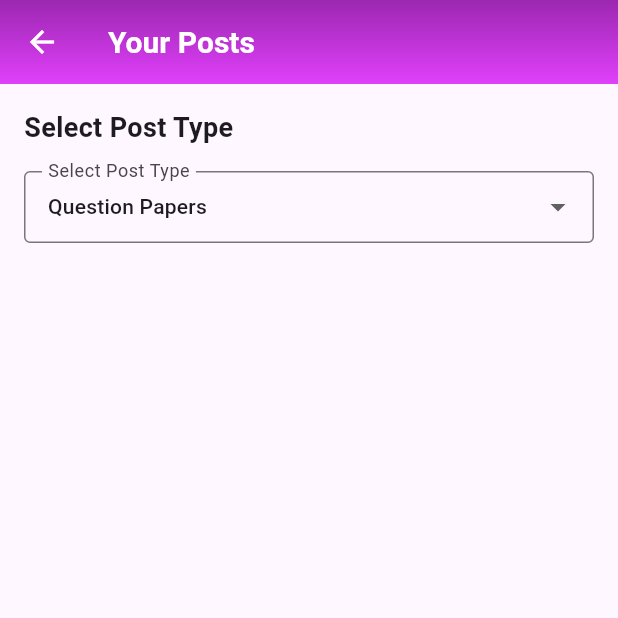
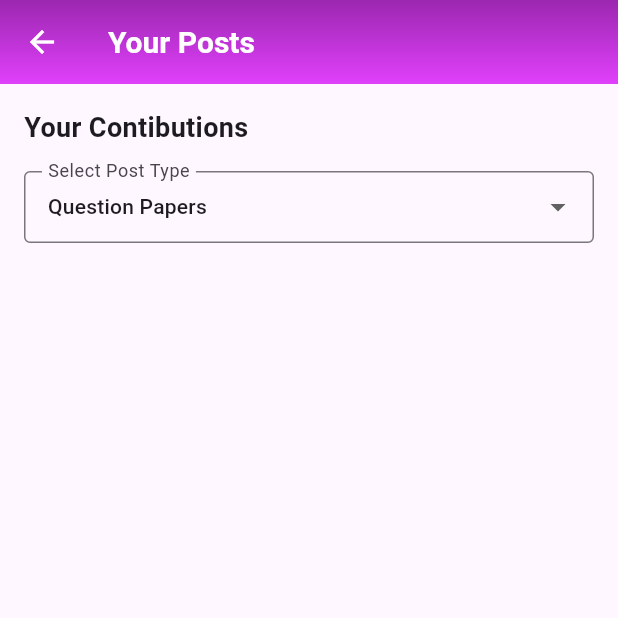
Before and after one commit to widejoy/my_college_guide, a Flutter app: the HomeScreen screen opened directly, after a tap on the "menu" icon, after a tap on "Dashboard", after a tap on "My Posts", on a phone screen of 412 x 824 dp, the top half of it. Run offline on Flutter 3.47's test engine with Material 2 defaults, Android fonts, the phone set to English and light mode, and no system bars; our stand-ins replace cloud_firestore, file_picker, firebase_auth, firebase_core, firebase_storage, flutter_riverpod and 1 more; missing offline and left inert: flutter_cached_pdfview, fuzzywuzzy; accounts and stored records are empty.

```diff
--- a/lib/screens/app_screens/home_screen.dart
+++ b/lib/screens/app_screens/home_screen.dart
@@ -21,14 +21,24 @@ class HomeScreen extends StatelessWidget {
               fun: () {
                 Navigator.of(context).push(
                   MaterialPageRoute(
-                    builder: (context) => const MyPosts(),
+                    builder: (context) => const MyPosts(
+                      isfav: false,
+                    ),
                   ),
                 );
               },
             ),
             StylishCard(
               text: "My favourites",
-              fun: () {},
+              fun: () {
+                Navigator.of(context).push(
+                  MaterialPageRoute(
+                    builder: (context) => const MyPosts(
+                      isfav: true,
+                    ),
+                  ),
+                );
+              },
             ),
             StylishCard(
               text: "upload a question paper",
--- a/lib/screens/app_screens/my_posts.dart
+++ b/lib/screens/app_screens/my_posts.dart
@@ -4,10 +4,11 @@ import 'package:flutter/material.dart';
 import 'package:project_one/screens/app_screens/Widgets/custom_tile.dart';
 
 class MyPosts extends StatefulWidget {
-  const MyPosts({super.key});
+  const MyPosts({super.key, required this.isfav});
 
   @override
   State<MyPosts> createState() => _MyPostsState();
+  final bool isfav;
 }
 
 class _MyPostsState extends State<MyPosts> {
@@ -37,7 +38,7 @@ class _MyPostsState extends State<MyPosts> {
         (element) {
           id = element.id;
 
-          List user = userDoc["QpPosts"];
+          List user = widget.isfav ? userDoc["QpPosts"] : userDoc["favs"];
           return user.contains(id);
         },
       );
@@ -46,7 +47,7 @@ class _MyPostsState extends State<MyPosts> {
       return refdoc.docs.where(
         (element) {
           id = element.id;
-          List user = userDoc["NotePosts"];
+          List user = widget.isfav ? userDoc["NotePosts"] : userDoc["favs"];
           return user.contains(id);
         },
       );
@@ -97,7 +98,7 @@ class _MyPostsState extends State<MyPosts> {
               crossAxisAlignment: CrossAxisAlignment.start,
               children: [
                 const Text(
-                  "Select Post Type",
+                  "Your Contibutions",
                   style: TextStyle(
                     fontSize: 18,
                     fontWeight: FontWeight.bold,
```
